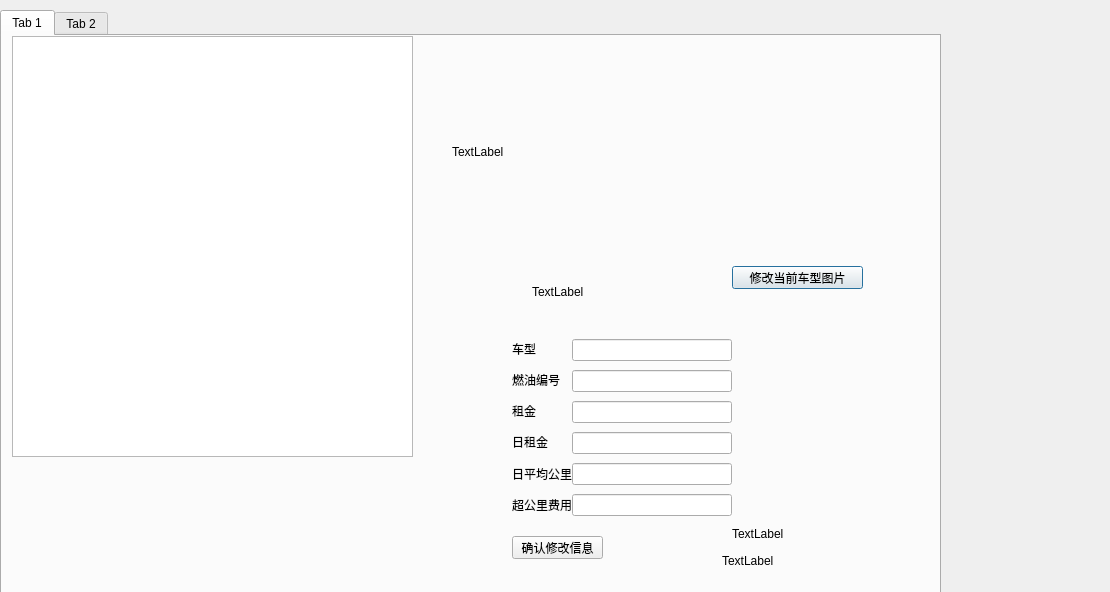
The window that admin.ui (TommyLee96/car-rent) describes before a commit, drawn with Qt 5.
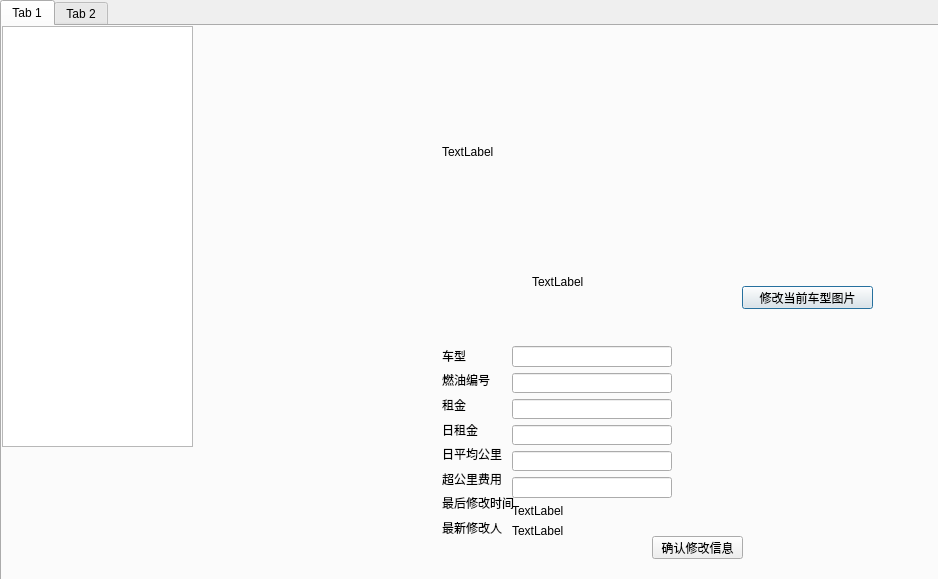
The same window after the commit. The open tabs and pages were chosen to show the change.

```diff
--- a/admin.ui
+++ b/admin.ui
@@ -6,8 +6,8 @@
    <rect>
     <x>0</x>
     <y>0</y>
-    <width>1110</width>
-    <height>592</height>
+    <width>938</width>
+    <height>579</height>
    </rect>
   </property>
   <property name="windowTitle">
@@ -17,9 +17,9 @@
    <property name="geometry">
     <rect>
      <x>0</x>
-     <y>10</y>
-     <width>941</width>
-     <height>641</height>
+     <y>0</y>
+     <width>961</width>
+     <height>581</height>
     </rect>
    </property>
    <property name="currentIndex">
@@ -32,82 +32,13 @@
     <widget class="QTableView" name="tableView_2">
      <property name="geometry">
       <rect>
-       <x>10</x>
+       <x>0</x>
        <y>0</y>
-       <width>401</width>
+       <width>191</width>
        <height>421</height>
       </rect>
      </property>
     </widget>
-    <widget class="QPushButton" name="pushButton">
-     <property name="geometry">
-      <rect>
-       <x>730</x>
-       <y>230</y>
-       <width>131</width>
-       <height>23</height>
-      </rect>
-     </property>
-     <property name="text">
-      <string>修改当前车型图片</string>
-     </property>
-    </widget>
-    <widget class="QLabel" name="label_2">
-     <property name="geometry">
-      <rect>
-       <x>450</x>
-       <y>0</y>
-       <width>421</width>
-       <height>231</height>
-      </rect>
-     </property>
-     <property name="text">
-      <string>TextLabel</string>
-     </property>
-    </widget>
-    <widget class="QWidget" name="gridLayoutWidget">
-     <property name="geometry">
-      <rect>
-       <x>570</x>
-       <y>300</y>
-       <width>160</width>
-       <height>188</height>
-      </rect>
-     </property>
-     <layout class="QGridLayout" name="gridLayout">
-      <item row="3" column="0">
-       <widget class="QLineEdit" name="lineEdit_3"/>
-      </item>
-      <item row="0" column="0">
-       <widget class="QLineEdit" name="lineEdit"/>
-      </item>
-      <item row="4" column="0">
-       <widget class="QLineEdit" name="lineEdit_4"/>
-      </item>
-      <item row="5" column="0">
-       <widget class="QLineEdit" name="lineEdit_5"/>
-      </item>
-      <item row="1" column="0">
-       <widget class="QLineEdit" name="lineEdit_2"/>
-      </item>
-      <item row="6" column="0">
-       <widget class="QLineEdit" name="lineEdit_6"/>
-      </item>
-     </layout>
-    </widget>
-    <widget class="QPushButton" name="pushButton_2">
-     <property name="geometry">
-      <rect>
-       <x>510</x>
-       <y>500</y>
-       <width>91</width>
-       <height>23</height>
-      </rect>
-     </property>
-     <property name="text">
-      <string>确认修改信息</string>
-     </property>
-    </widget>
     <widget class="QLabel" name="label">
      <property name="geometry">
       <rect>
@@ -124,10 +55,10 @@
     <widget class="QWidget" name="verticalLayoutWidget">
      <property name="geometry">
       <rect>
-       <x>510</x>
-       <y>300</y>
-       <width>61</width>
-       <height>181</height>
+       <x>440</x>
+       <y>320</y>
+       <width>74</width>
+       <height>191</height>
       </rect>
      </property>
      <layout class="QVBoxLayout" name="verticalLayout">
@@ -173,32 +104,103 @@
         </property>
        </widget>
       </item>
+      <item>
+       <widget class="QLabel" name="label_12">
+        <property name="text">
+         <string>最后修改时间</string>
+        </property>
+       </widget>
+      </item>
+      <item>
+       <widget class="QLabel" name="label_11">
+        <property name="text">
+         <string>最新修改人</string>
+        </property>
+       </widget>
+      </item>
      </layout>
     </widget>
-    <widget class="QLabel" name="label_3">
+    <widget class="QWidget" name="gridLayoutWidget">
      <property name="geometry">
       <rect>
-       <x>730</x>
-       <y>490</y>
-       <width>101</width>
-       <height>16</height>
+       <x>510</x>
+       <y>320</y>
+       <width>160</width>
+       <height>191</height>
+      </rect>
+     </property>
+     <layout class="QGridLayout" name="gridLayout">
+      <item row="3" column="0">
+       <widget class="QLineEdit" name="lineEdit_3"/>
+      </item>
+      <item row="0" column="0">
+       <widget class="QLineEdit" name="lineEdit"/>
+      </item>
+      <item row="4" column="0">
+       <widget class="QLineEdit" name="lineEdit_4"/>
+      </item>
+      <item row="5" column="0">
+       <widget class="QLineEdit" name="lineEdit_5"/>
+      </item>
+      <item row="1" column="0">
+       <widget class="QLineEdit" name="lineEdit_2"/>
+      </item>
+      <item row="6" column="0">
+       <widget class="QLineEdit" name="lineEdit_6"/>
+      </item>
+      <item row="7" column="0">
+       <widget class="QLabel" name="label_3">
+        <property name="text">
+         <string>TextLabel</string>
+        </property>
+       </widget>
+      </item>
+      <item row="8" column="0">
+       <widget class="QLabel" name="label_4">
+        <property name="text">
+         <string>TextLabel</string>
+        </property>
+       </widget>
+      </item>
+     </layout>
+    </widget>
+    <widget class="QLabel" name="label_2">
+     <property name="geometry">
+      <rect>
+       <x>440</x>
+       <y>10</y>
+       <width>421</width>
+       <height>231</height>
       </rect>
      </property>
      <property name="text">
       <string>TextLabel</string>
      </property>
     </widget>
-    <widget class="QLabel" name="label_4">
+    <widget class="QPushButton" name="pushButton">
      <property name="geometry">
       <rect>
-       <x>720</x>
+       <x>740</x>
+       <y>260</y>
+       <width>131</width>
+       <height>23</height>
+      </rect>
+     </property>
+     <property name="text">
+      <string>修改当前车型图片</string>
+     </property>
+    </widget>
+    <widget class="QPushButton" name="pushButton_2">
+     <property name="geometry">
+      <rect>
+       <x>650</x>
        <y>510</y>
-       <width>158</width>
-       <height>30</height>
+       <width>91</width>
+       <height>23</height>
       </rect>
      </property>
      <property name="text">
-      <string>TextLabel</string>
+      <string>确认修改信息</string>
      </property>
     </widget>
    </widget>
```
Left out of the diff: 12 changed lines with no effect on the pictures.
